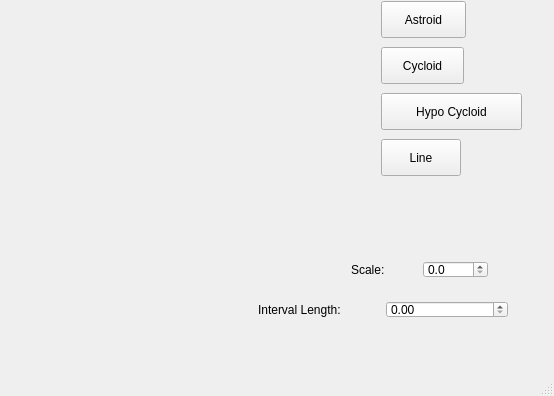
Old version of the form GUI2DGraphics/GUI2D/mainwindow.ui in the repository tanmayb99/Qt.
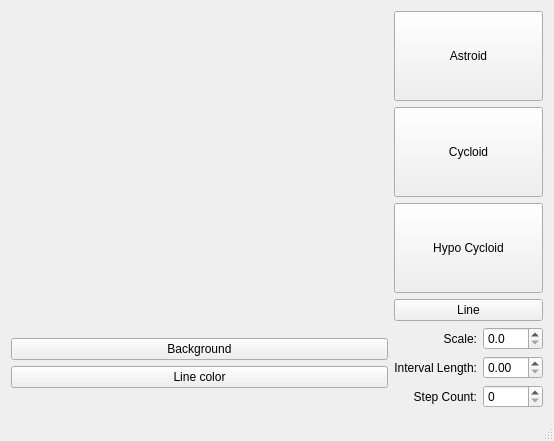
New version of the form. Custom widgets are drawn as their Qt base class.

Diff of the .ui file:
```diff
--- a/GUI2DGraphics/GUI2D/mainwindow.ui
+++ b/GUI2DGraphics/GUI2D/mainwindow.ui
@@ -7,7 +7,7 @@
     <x>0</x>
     <y>0</y>
     <width>554</width>
-    <height>396</height>
+    <height>441</height>
    </rect>
   </property>
   <property name="sizePolicy">
@@ -20,15 +20,11 @@
    <string>MainWindow</string>
   </property>
   <widget class="QWidget" name="centralWidget">
+   <layout class="QGridLayout" name="gridLayout">
+    <item row="0" column="0" rowspan="2">
+     <layout class="QVBoxLayout" name="verticalLayout_2">
+      <item>
    <widget class="RenderArea" name="renderArea" native="true">
-    <property name="geometry">
-     <rect>
-      <x>10</x>
-      <y>10</y>
-      <width>271</width>
-      <height>291</height>
-     </rect>
-    </property>
     <property name="sizePolicy">
      <sizepolicy hsizetype="Preferred" vsizetype="Preferred">
       <horstretch>0</horstretch>
@@ -36,15 +32,40 @@
      </sizepolicy>
     </property>
    </widget>
+      </item>
+      <item>
+       <widget class="QPushButton" name="buttonBackground">
+        <property name="text">
+         <string>Background</string>
+        </property>
+       </widget>
+      </item>
+      <item>
+       <widget class="QPushButton" name="buttonLineColor">
+        <property name="text">
+         <string>Line color</string>
+        </property>
+       </widget>
+      </item>
+      <item>
+       <spacer name="horizontalSpacer">
+        <property name="orientation">
+         <enum>Qt::Horizontal</enum>
+        </property>
+        <property name="sizeHint" stdset="0">
+         <size>
+          <width>40</width>
+          <height>20</height>
+         </size>
+        </property>
+       </spacer>
+      </item>
+     </layout>
+    </item>
+    <item row="0" column="1" rowspan="2" colspan="2">
+     <layout class="QVBoxLayout" name="verticalLayout">
+      <item>
    <widget class="QPushButton" name="buttonAst">
-    <property name="geometry">
-     <rect>
-      <x>381</x>
-      <y>1</y>
-      <width>85</width>
-      <height>37</height>
-     </rect>
-    </property>
     <property name="sizePolicy">
      <sizepolicy hsizetype="Preferred" vsizetype="Preferred">
       <horstretch>0</horstretch>
@@ -55,34 +76,9 @@
      <string>Astroid</string>
     </property>
    </widget>
-   <widget class="QPushButton" name="buttonCyc">
-    <property name="geometry">
-     <rect>
-      <x>381</x>
-      <y>93</y>
-      <width>141</width>
-      <height>37</height>
-     </rect>
-    </property>
-    <property name="sizePolicy">
-     <sizepolicy hsizetype="Preferred" vsizetype="Preferred">
-      <horstretch>0</horstretch>
-      <verstretch>0</verstretch>
-     </sizepolicy>
-    </property>
-    <property name="text">
-     <string>Hypo Cycloid</string>
-    </property>
-   </widget>
+      </item>
+      <item>
    <widget class="QPushButton" name="buttonHyCyc">
-    <property name="geometry">
-     <rect>
-      <x>381</x>
-      <y>47</y>
-      <width>83</width>
-      <height>37</height>
-     </rect>
-    </property>
     <property name="sizePolicy">
      <sizepolicy hsizetype="Preferred" vsizetype="Preferred">
       <horstretch>0</horstretch>
@@ -93,38 +89,47 @@
      <string>Cycloid</string>
     </property>
    </widget>
+      </item>
+      <item>
+       <widget class="QPushButton" name="buttonCyc">
+        <property name="sizePolicy">
+         <sizepolicy hsizetype="Preferred" vsizetype="Preferred">
+          <horstretch>0</horstretch>
+          <verstretch>0</verstretch>
+         </sizepolicy>
+        </property>
+        <property name="text">
+         <string>Hypo Cycloid</string>
+        </property>
+       </widget>
+      </item>
+      <item>
    <widget class="QPushButton" name="buttonLine">
-    <property name="geometry">
-     <rect>
-      <x>381</x>
-      <y>139</y>
-      <width>80</width>
-      <height>37</height>
-     </rect>
-    </property>
     <property name="text">
      <string>Line</string>
     </property>
    </widget>
-   <widget class="QWidget" name="">
-    <property name="geometry">
-     <rect>
-      <x>340</x>
-      <y>250</y>
-      <width>159</width>
-      <height>39</height>
-     </rect>
-    </property>
+      </item>
+      <item>
     <layout class="QHBoxLayout" name="horizontalLayout">
      <item>
       <widget class="QLabel" name="labelScale">
        <property name="text">
         <string>Scale:</string>
        </property>
+          <property name="alignment">
+           <set>Qt::AlignRight|Qt::AlignTrailing|Qt::AlignVCenter</set>
+          </property>
       </widget>
      </item>
      <item>
       <widget class="QDoubleSpinBox" name="spinScale">
+          <property name="maximumSize">
+           <size>
+            <width>60</width>
+            <height>16777215</height>
+           </size>
+          </property>
        <property name="decimals">
         <number>1</number>
        </property>
@@ -134,26 +139,27 @@
       </widget>
      </item>
     </layout>
-   </widget>
-   <widget class="QWidget" name="">
-    <property name="geometry">
-     <rect>
-      <x>247</x>
-      <y>290</y>
-      <width>272</width>
-      <height>39</height>
-     </rect>
-    </property>
+      </item>
+      <item>
     <layout class="QHBoxLayout" name="horizontalLayout_2">
      <item>
       <widget class="QLabel" name="labelInterval">
        <property name="text">
         <string>Interval Length:</string>
        </property>
+          <property name="alignment">
+           <set>Qt::AlignRight|Qt::AlignTrailing|Qt::AlignVCenter</set>
+          </property>
       </widget>
      </item>
      <item>
       <widget class="QDoubleSpinBox" name="spinInterval">
+          <property name="maximumSize">
+           <size>
+            <width>60</width>
+            <height>16777215</height>
+           </size>
+          </property>
        <property name="maximum">
         <double>100.000000000000000</double>
        </property>
@@ -163,7 +169,53 @@
       </widget>
      </item>
     </layout>
-   </widget>
+      </item>
+      <item>
+       <layout class="QHBoxLayout" name="horizontalLayout_3">
+        <item>
+         <widget class="QLabel" name="label">
+          <property name="text">
+           <string>Step Count:</string>
+          </property>
+          <property name="alignment">
+           <set>Qt::AlignRight|Qt::AlignTrailing|Qt::AlignVCenter</set>
+          </property>
+         </widget>
+        </item>
+        <item>
+         <widget class="QSpinBox" name="spinCount">
+          <property name="maximumSize">
+           <size>
+            <width>60</width>
+            <height>16777215</height>
+           </size>
+          </property>
+          <property name="maximum">
+           <number>512</number>
+          </property>
+          <property name="singleStep">
+           <number>8</number>
+          </property>
+         </widget>
+        </item>
+       </layout>
+      </item>
+     </layout>
+    </item>
+    <item row="1" column="2">
+     <spacer name="verticalSpacer">
+      <property name="orientation">
+       <enum>Qt::Vertical</enum>
+      </property>
+      <property name="sizeHint" stdset="0">
+       <size>
+        <width>20</width>
+        <height>372</height>
+       </size>
+      </property>
+     </spacer>
+    </item>
+   </layout>
   </widget>
   <widget class="QStatusBar" name="statusBar"/>
  </widget>
```
Lines whose indentation alone changed are shown as unchanged.
